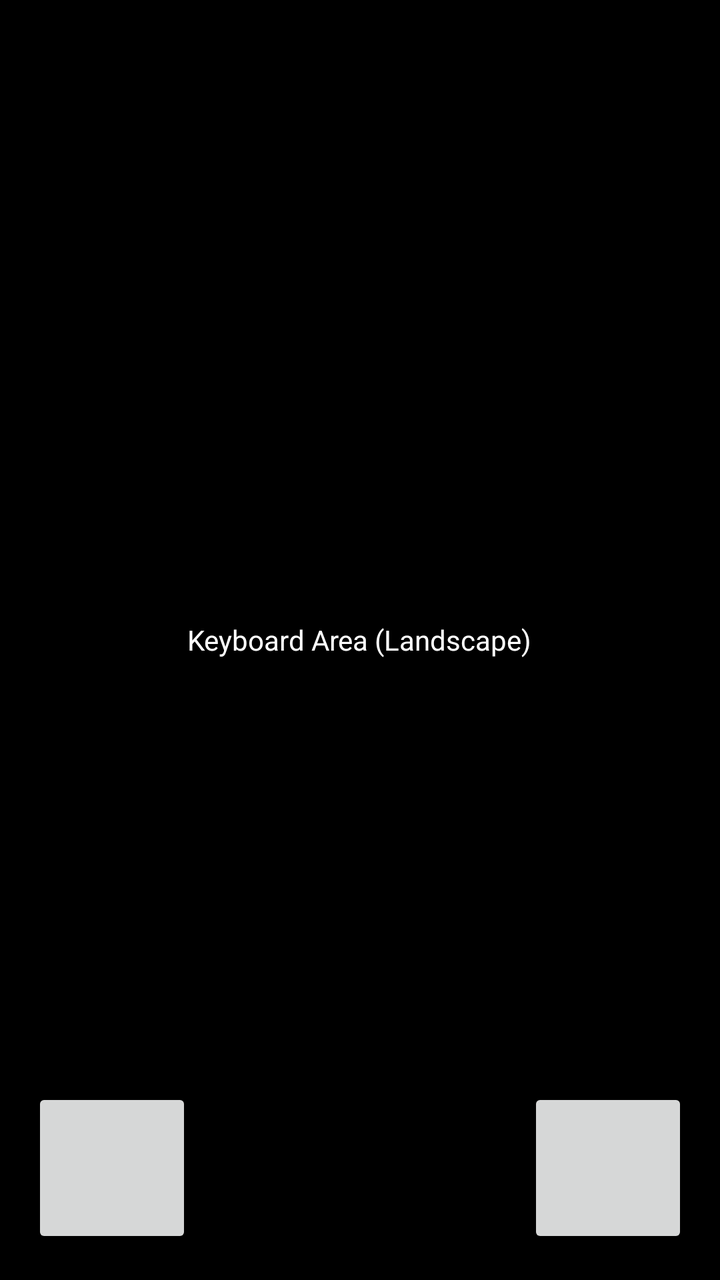
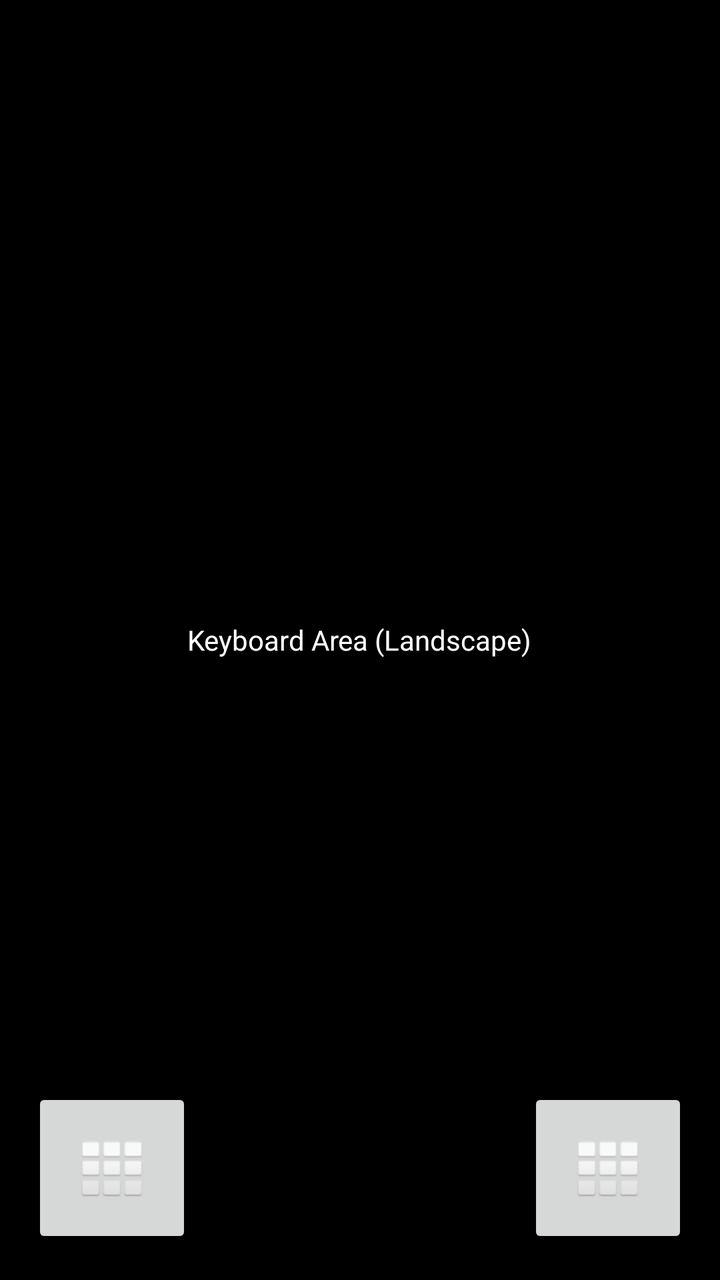

Two renders of the same Android screen: before a commit and after it. Below are the layout's source before the change and the commit's diff.
<!-- AndroidManifest.xml: application theme Theme.KeyLink -->
<!-- res/layout/activity_keyboard.xml -->
<?xml version="1.0" encoding="utf-8"?>
<RelativeLayout xmlns:android="http://schemas.android.com/apk/res/android"
    android:layout_width="match_parent"
    android:layout_height="match_parent"
    android:background="#000000">

    
    <TextView
        android:layout_width="wrap_content"
        android:layout_height="wrap_content"
        android:text="Keyboard Area (Landscape)"
        android:textColor="#FFFFFF"
        android:layout_centerInParent="true"/>

    <ImageButton
        android:id="@+id/btnLeftKeypad"
        android:layout_width="80dp"
        android:layout_height="80dp"
        android:layout_alignParentBottom="true"
        android:layout_alignParentLeft="true"
        android:layout_margin="16dp"
        android:src="@android:drawable/ic_menu_grid"
        android:contentDescription="Open Left Keypad" />

    <ImageButton
        android:id="@+id/btnRightKeypad"
        android:layout_width="80dp"
        android:layout_height="80dp"
        android:layout_alignParentBottom="true"
        android:layout_alignParentRight="true"
        android:layout_margin="16dp"
        android:src="@android:drawable/ic_menu_grid"
        android:contentDescription="Open Right Keypad" />

</RelativeLayout>
<!-- resources referenced by this layout -->
<resources>
  <style name="Theme.KeyLink" parent="Theme.MaterialComponents.DayNight.DarkActionBar">
          
          <item name="colorPrimary">@color/purple_500</item>
          <item name="colorPrimaryVariant">@color/purple_700</item>
          <item name="colorOnPrimary">@color/white</item>
          
          <item name="colorSecondary">@color/teal_200</item>
          <item name="colorSecondaryVariant">@color/teal_700</item>
          <item name="colorOnSecondary">@color/black</item>
          
          <item name="android:statusBarColor">?attr/colorPrimaryVariant</item>
          
      </style>
  <color name="purple_500">#FF6200EE</color>
  <color name="purple_700">#FF3700B3</color>
  <color name="white">#FFFFFFFF</color>
  <color name="teal_200">#FF03DAC5</color>
  <color name="teal_700">#FF018786</color>
  <color name="black">#FF000000</color>
</resources>

<!-- the commit's change to res/layout/activity_keyboard.xml (unified diff, before → after) -->
@@ -17,9 +17,9 @@
         android:layout_width="80dp"
         android:layout_height="80dp"
         android:layout_alignParentBottom="true"
-        android:layout_alignParentLeft="true"
+        android:layout_alignParentStart="true"
         android:layout_margin="16dp"
-        android:src="@android:drawable/ic_menu_grid"
+        android:src="@android:drawable/ic_dialog_dialer"
         android:contentDescription="Open Left Keypad" />
 
     <ImageButton
@@ -27,9 +27,9 @@
         android:layout_width="80dp"
         android:layout_height="80dp"
         android:layout_alignParentBottom="true"
-        android:layout_alignParentRight="true"
+        android:layout_alignParentEnd="true"
         android:layout_margin="16dp"
-        android:src="@android:drawable/ic_menu_grid"
+        android:src="@android:drawable/ic_dialog_dialer"
         android:contentDescription="Open Right Keypad" />
 
 </RelativeLayout>
